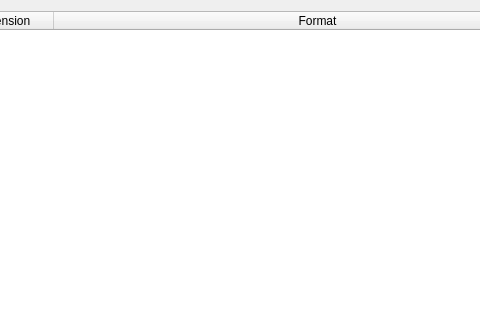
rrooij/youtube-dl-qt, file formatselectionwindow.ui: the form before one commit; both pictures show x 158 to 638 and y 0 to 320 of the 751 by 551 pixel window.
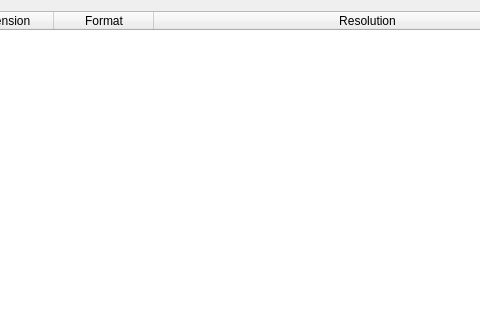
The form after the commit.

Commit message:
FormatSelection: add resolution to table
Users should be able to sort on the resolution. That's why I added it to
the table as a column.

The edit to the form file:
```diff
--- a/formatselectionwindow.ui
+++ b/formatselectionwindow.ui
@@ -43,6 +43,11 @@
        <string>Format</string>
       </property>
      </column>
+     <column>
+      <property name="text">
+       <string>Resolution</string>
+      </property>
+     </column>
     </widget>
    </item>
    <item>
```
The commit also changes 2 other files.
